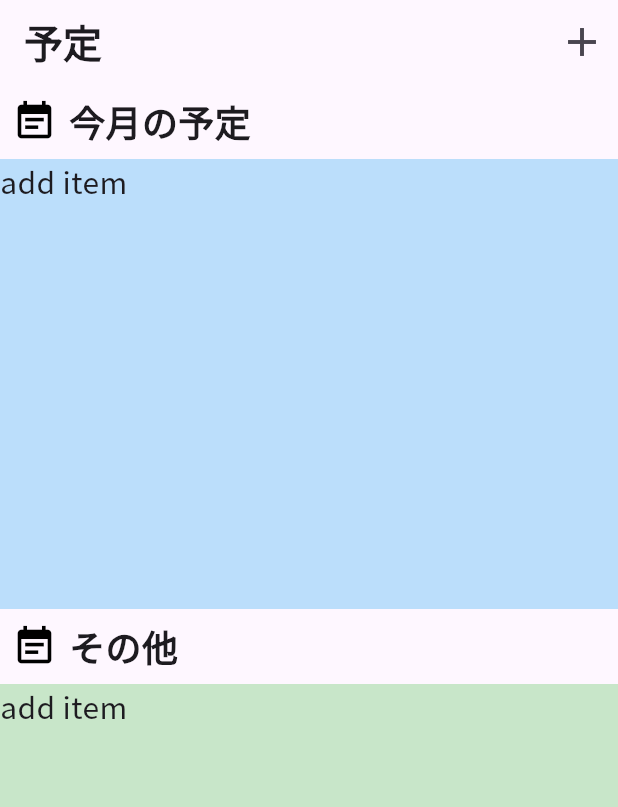
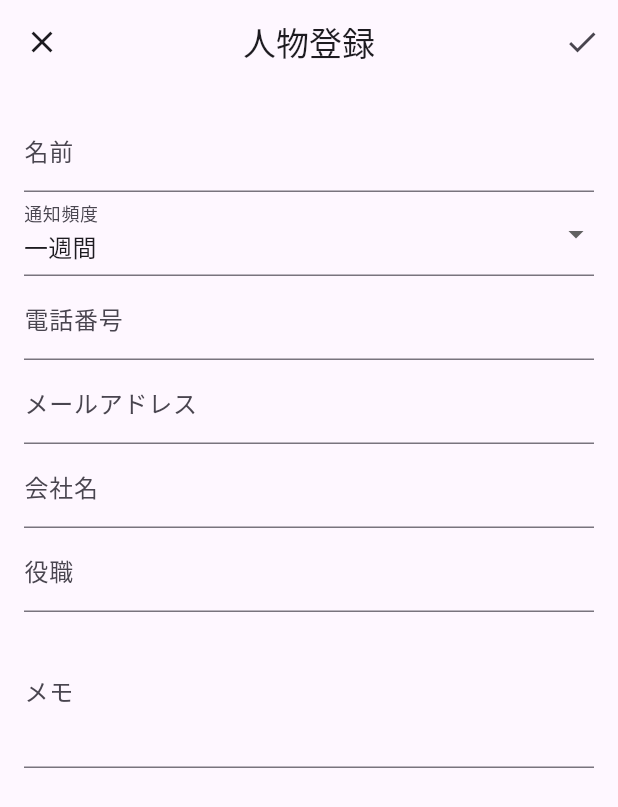
Before and after one commit to Kocuya/to_marketing, a Flutter app: the screen it shows after launch, after a tap on the "add" icon, on a phone screen of 412 x 824 dp. Shown: the top 807 px of the screen. Run offline on Flutter 3.47's test engine with Material 3 defaults, Android fonts, the light colour scheme and no system bars; our stand-ins replace google_fonts.

Commit message:
completed to make homepage

```diff
--- a/lib/main.dart
+++ b/lib/main.dart
@@ -1,5 +1,5 @@
 import 'package:flutter/material.dart';
-import '/scr/views/contact_schedule.dart';
+import 'scr/views/pages/contact_schedule.dart';
 import 'package:google_fonts/google_fonts.dart';
 
 void main()
--- /dev/null
+++ b/lib/scr/views/pages/add_person.dart
@@ -0,0 +1,83 @@
+import 'package:flutter/material.dart';
+
+class RegistrationPage extends StatefulWidget {
+  const RegistrationPage({super.key});
+
+  @override
+  _RegistrationPageState createState() => _RegistrationPageState();
+}
+
+class _RegistrationPageState extends State<RegistrationPage> {
+  String? _frequency = '一週間'; // 通知頻度の初期値
+  final List<String> _frequencies = ['一週間', '一ヶ月', '三ヶ月', '六ヶ月', '一年']; // 通知頻度の選択肢
+
+  @override
+  Widget build(BuildContext context) {
+    return Scaffold(
+      appBar: AppBar(
+        title:const Text('人物登録'),
+        centerTitle: true,
+        leading: IconButton(
+          icon:const Icon(Icons.close),
+          onPressed: () {
+            Navigator.pop(
+              context,
+            );
+          },
+        ),
+        actions: <Widget>[
+          IconButton(
+            icon:const Icon(Icons.done),
+            onPressed: () {
+              Navigator.pop(
+                context,
+              );
+            },
+          ),
+        ],
+      ),
+      body: SingleChildScrollView(
+        padding:const EdgeInsets.all(16.0),
+        child: Column(
+          crossAxisAlignment: CrossAxisAlignment.start,
+          children: <Widget>[
+            TextFormField(
+              decoration:const InputDecoration(labelText: '名前', hintText: '名前を入力してください'),
+            ),
+            DropdownButtonFormField(
+              value: _frequency,
+              decoration:const InputDecoration(labelText: '通知頻度'),
+              items: _frequencies.map((String value) {
+                return DropdownMenuItem(
+                  value: value,
+                  child: Text(value),
+                );
+              }).toList(),
+              onChanged: (String? newValue) {
+                setState(() {
+                  _frequency = newValue;
+                });
+              },
+            ),
+            TextFormField(
+              decoration:const InputDecoration(labelText: '電話番号', hintText: '電話番号を入力してください'),
+            ),
+            TextFormField(
+              decoration:const InputDecoration(labelText: 'メールアドレス', hintText: 'メールアドレスを入力してください'),
+            ),
+            TextFormField(
+              decoration:const InputDecoration(labelText: '会社名', hintText: '会社名を入力してください'),
+            ),
+            TextFormField(
+              decoration:const InputDecoration(labelText: '役職', hintText: '役職を入力してください'),
+            ),
+            TextFormField(
+              decoration:const InputDecoration(labelText: 'メモ', hintText: 'メモを入力してください'),
+              maxLines: 3, // メモ入力欄を複数行に
+            ),
+          ],
+        ),
+      ),
+    );
+  }
+}
--- a/lib/scr/views/contact_schedule.dart
+++ b/lib/scr/views/pages/contact_schedule.dart
@@ -1,4 +1,5 @@
 import 'package:flutter/material.dart';
+import 'add_person.dart';
 
 class SchedulePage extends StatelessWidget {
   const SchedulePage({super.key});
@@ -12,7 +13,10 @@ class SchedulePage extends StatelessWidget {
           IconButton(
             icon:const Icon(Icons.add, size: 32,),
             onPressed: (){
-              print('ここに追加処理');
+              Navigator.push(
+              context,
+              MaterialPageRoute(builder: (context) => const RegistrationPage())
+              );
             },
           )
         ],
@@ -38,6 +42,14 @@ class SchedulePage extends StatelessWidget {
                 alignment: Alignment.topLeft,
                 child: Text('add item', style: TextStyle(fontSize: 20)),
               ),
+            ),
+            Container(
+              height: 30,
+              color: Colors.white,
+              child:const Align(
+                alignment: Alignment.topRight,
+                child: Text('END LIST',style: TextStyle(fontSize: 20), selectionColor: Color.fromARGB(255, 201, 201, 201),),
+              )
             ),
           ],
         ),
--- /dev/null
+++ b/lib/scr/views/pages/debug_page.dart
@@ -0,0 +1,15 @@
+import 'package:flutter/material.dart';
+
+class DebugPage extends StatelessWidget{
+  const DebugPage({super.key});
+
+  @override
+  Widget build(BuildContext context){
+    return Scaffold(
+      appBar: AppBar(
+        title:const Text('デバッグ'),
+        centerTitle: true,
+      ),
+    );
+  }
+}
```
